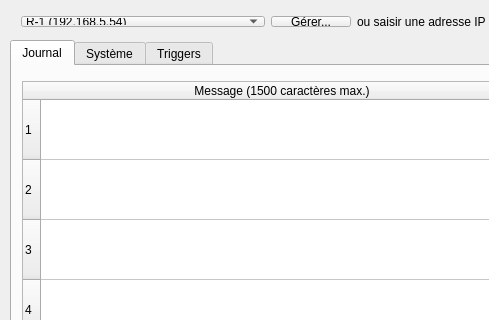
The window that mainwindow.ui (mart1ver/Epl330Controller) describes before a commit, drawn with Qt 5; both pictures show x 0 to 489 and y 0 to 320 of the 927 by 495 pixel window.
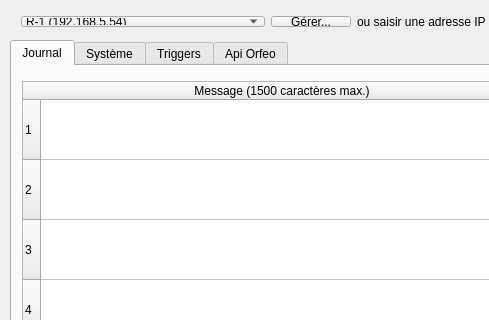
The same window after the commit.

Commit message:
Add Api Orfeo tab with per-panel event sync
New tab fetches upcoming events from an Orfeo instance and pushes
selected fields (title, date, time, salle, personnel) to each LED panel
on a configurable schedule. API credentials and per-panel config are
persisted in orfeo.json. API endpoint and response format are stubbed
with TODO comments pending actual Orfeo documentation.

```diff
--- a/mainwindow.ui
+++ b/mainwindow.ui
@@ -1878,6 +1878,11 @@
       </widget>
      </widget>
     </widget>
+    <widget class="QWidget" name="orfeoTab">
+     <attribute name="title">
+      <string>Api Orfeo</string>
+     </attribute>
+    </widget>
    </widget>
    <widget class="QWidget" name="layoutWidget">
     <property name="geometry">
```
The commit also changes 8 other files.
